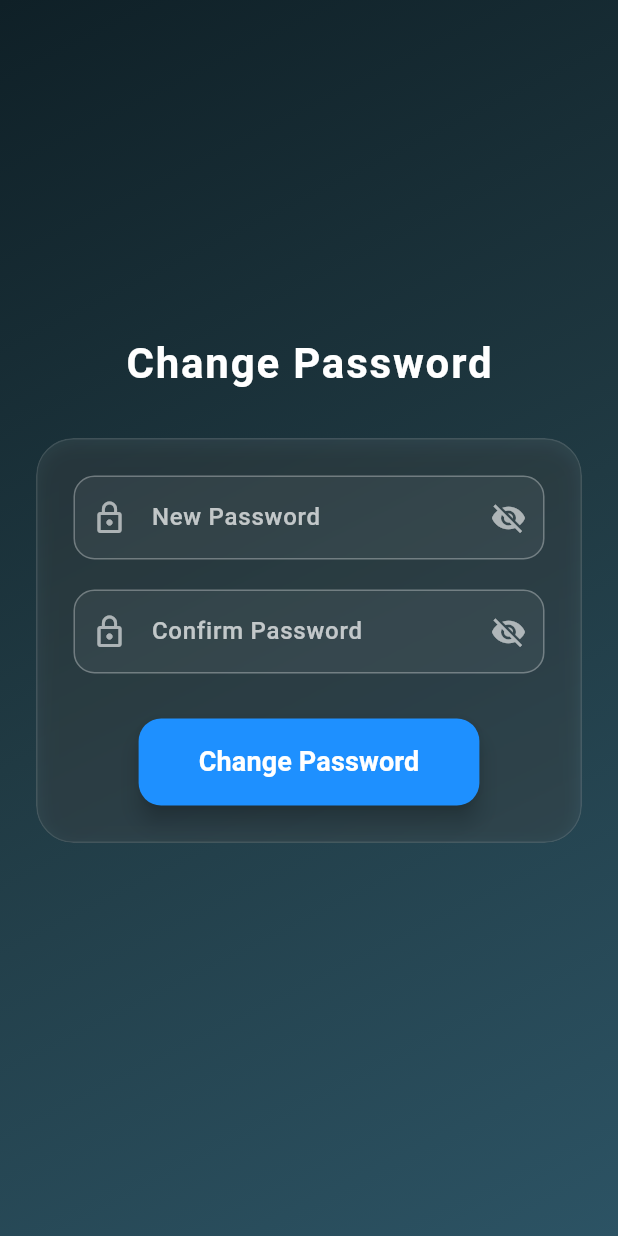
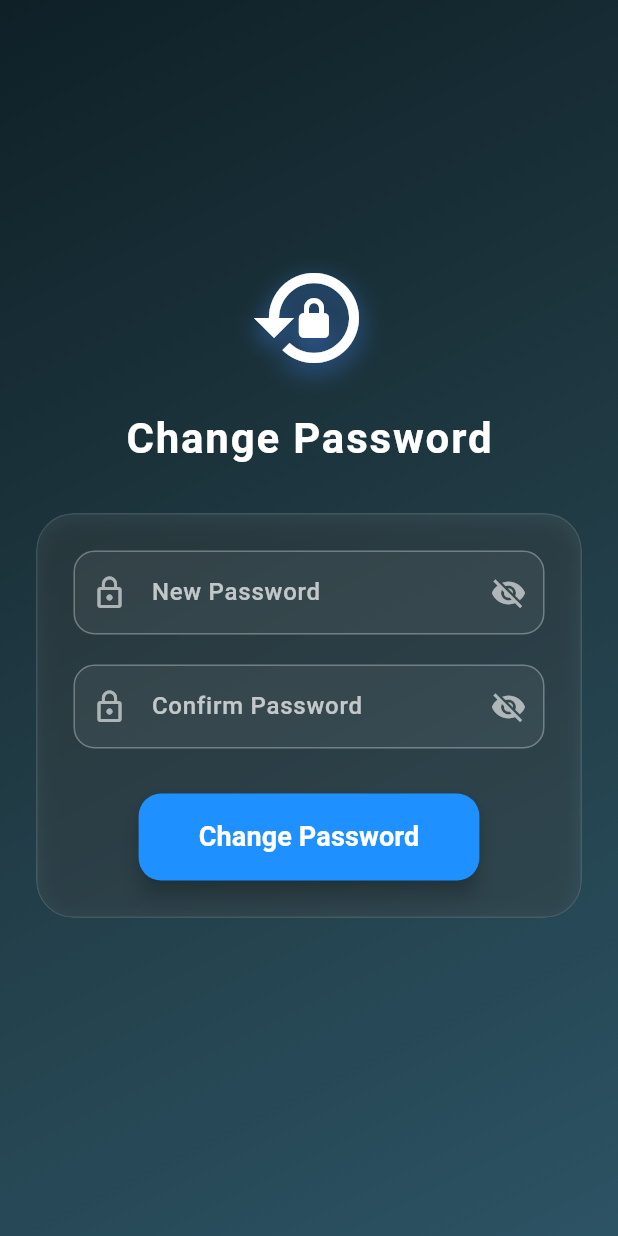
Before and after one commit to tamarVKS/Tamar_Attendencee, a Flutter app: the ChangePasswordScreen screen opened by its route, on a phone screen of 412 x 824 dp. Run offline on Flutter 3.47's test engine with Material 3 defaults, Android fonts, the phone set to English and light mode, and no system bars; our stand-ins replace cloud_firestore, dropdown_button2, file_picker, firebase_auth, firebase_core, firebase_storage and 10 more; accounts and stored records are empty; network calls fail.

Commit message:
first commit

```diff
--- a/lib/adminpages/admin.dart
+++ b/lib/adminpages/admin.dart
@@ -124,7 +124,7 @@ class _AdminPageState extends State<AdminPage> {
                   radius: 26,
                   backgroundImage: _profileImageUrl != null
                       ? NetworkImage(_profileImageUrl!)
-                      : AssetImage('assets/images/profile.png') as ImageProvider,
+                      : AssetImage('assets/default-avatar.png') as ImageProvider,
                 ),
                 SizedBox(width: 14),
                 Expanded(
@@ -137,7 +137,7 @@ class _AdminPageState extends State<AdminPage> {
                       ),
                       SizedBox(height: 2),
                       Text(
-                        '$_fullName 👋',
+                        'Pradeep 👋',
                         style: TextStyle(
                           fontSize: 28,
                           fontWeight: FontWeight.bold,
--- a/lib/changePassword.dart
+++ b/lib/changePassword.dart
@@ -11,7 +11,7 @@ class _ChangePasswordScreenState extends State<ChangePasswordScreen> {
   final TextEditingController _confirmPasswordController = TextEditingController();
 
   bool _newPasswordVisible = false;
-  bool _confirmPasswordVisible = false;
+  bool _confirmPasswordVisible =  false;
 
   void _changePassword() {
     String newPass = _newPasswordController.text.trim();
@@ -53,6 +53,20 @@ class _ChangePasswordScreenState extends State<ChangePasswordScreen> {
               padding: const EdgeInsets.symmetric(horizontal: 24),
               child: Column(
                 children: [
+                  // Glowing Lock Icon
+                  Icon(
+                    Icons.lock_reset,
+                    size: 80,
+                    color: Colors.white,
+                    shadows: [
+                      Shadow(
+                        color: Colors.blueAccent.withOpacity(0.6),
+                        blurRadius: 20,
+                        offset: const Offset(0, 5),
+                      ),
+                    ],
+                  ),
+                  const SizedBox(height: 20),
                   const Text(
                     "Change Password",
                     style: TextStyle(
@@ -77,7 +91,7 @@ class _ChangePasswordScreenState extends State<ChangePasswordScreen> {
                             BoxShadow(
                               color: Colors.black.withOpacity(0.25),
                               blurRadius: 10,
-                              offset: Offset(0, 4),
+                              offset: const Offset(0, 4),
                             ),
                           ],
                         ),
--- a/lib/dashboard.dart
+++ b/lib/dashboard.dart
@@ -150,7 +150,7 @@ class _DashboardScreenState extends State<DashboardScreen> {
             items: const <BottomNavigationBarItem>[
               BottomNavigationBarItem(icon: Icon(Icons.home), label: 'Home'),
               BottomNavigationBarItem(icon: Icon(Icons.history), label: 'History'),
-              BottomNavigationBarItem(icon: Icon(Icons.beach_access), label: 'Leave'),
+              BottomNavigationBarItem(icon: Icon(Icons.time_to_leave), label: 'Leave'),
               BottomNavigationBarItem(icon: Icon(Icons.person), label: 'Profile'),
             ],
             currentIndex: _selectedIndex,
@@ -231,7 +231,7 @@ class _DashboardContentState extends State<DashboardContent> {
             children: [
               CircleAvatar(
                 radius: 30,
-                backgroundImage: AssetImage('assets/images/default.png'),
+                backgroundImage: AssetImage('assets/default-avatar.png'),
               ),
               SizedBox(width: 16),
               Expanded(
--- a/pubspec.yaml
+++ b/pubspec.yaml
@@ -72,6 +72,9 @@ dependencies:
   timezone: ^0.10.0
   google_maps_flutter: ^2.12.1
   flutter_animate: ^4.5.2
+  lottie: ^3.3.0
+
+
 
 dev_dependencies:
   flutter_test:
```
Also changed, not shown: lib/adminpages/modal_employee_form.dart (+37 -26 lines), lib/adminpages/modal_employee_details.dart (line endings or trailing spaces), lib/profile.dart (line endings or trailing spaces), pubspec.lock, 8 other files.
